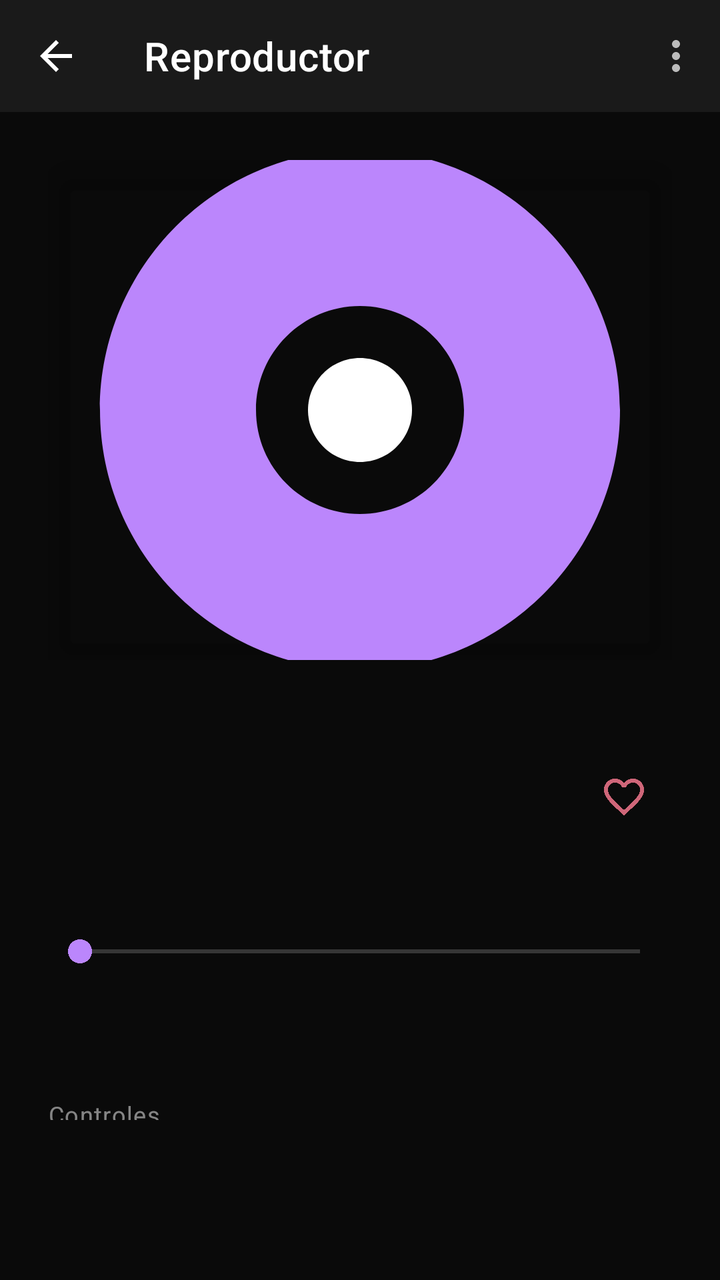
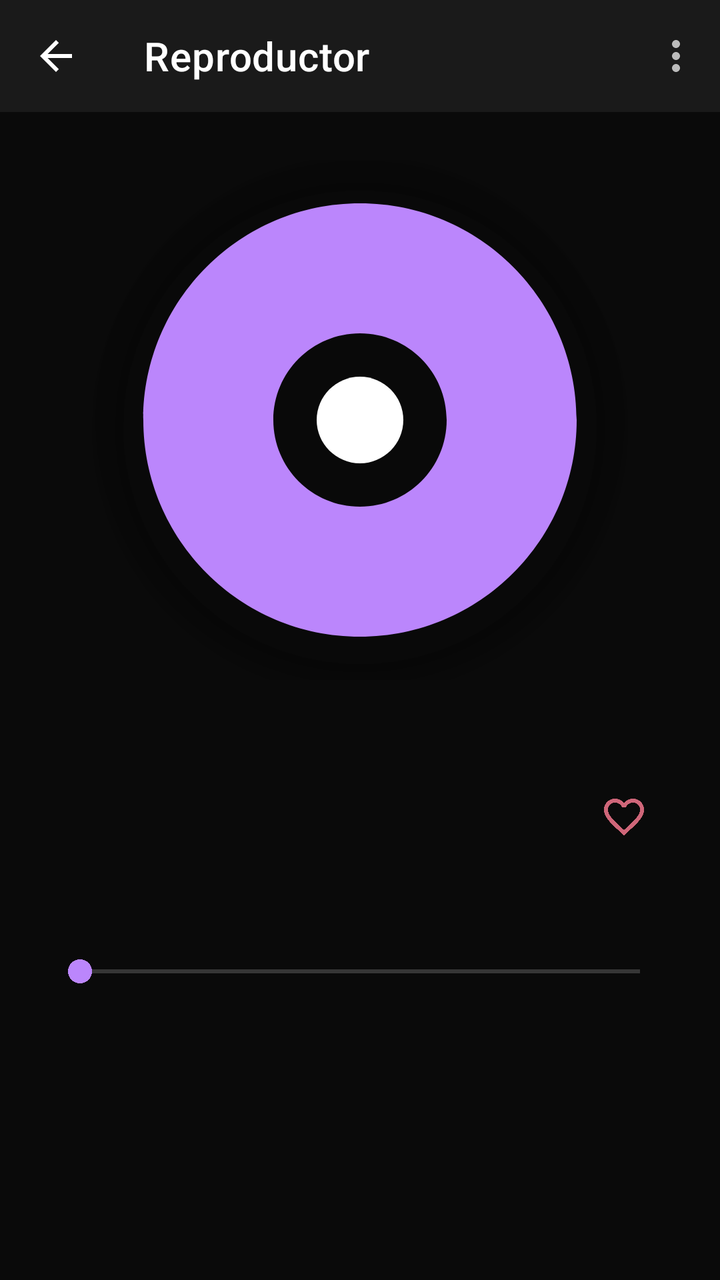

The first picture is an Android layout as it rendered before a commit; the second is the same layout after the commit. The layout source and the unified diff follow.
<!-- AndroidManifest.xml: activity theme Theme.Music1 -->
<!-- res/layout/activity_reproductor_local.xml -->
<?xml version="1.0" encoding="utf-8"?>
<androidx.coordinatorlayout.widget.CoordinatorLayout
    xmlns:android="http://schemas.android.com/apk/res/android"
    xmlns:app="http://schemas.android.com/apk/res-auto"
    android:layout_width="match_parent"
    android:layout_height="match_parent"
    android:background="@color/fondo_principal">

    
    <com.google.android.material.appbar.MaterialToolbar
        android:id="@+id/toolbar"
        android:layout_width="match_parent"
        android:layout_height="?attr/actionBarSize"
        android:background="@color/fondo_secundario"
        app:navigationIcon="@drawable/ic_arrow_back"
        app:title="Reproductor"
        app:titleTextColor="@color/texto_primario"
        app:menu="@menu/menu_reproductor"
        app:popupTheme="@style/ThemeOverlay.MaterialComponents.Dark" />

    <androidx.core.widget.NestedScrollView
        android:id="@+id/nestedScrollView"
        android:layout_width="match_parent"
        android:layout_height="match_parent"
        android:fillViewport="true"
        android:paddingBottom="80dp"
        android:layout_marginTop="?attr/actionBarSize"
        app:layout_anchorGravity="center">

        <LinearLayout
            android:layout_width="match_parent"
            android:layout_height="wrap_content"
            android:orientation="vertical"
            android:padding="@dimen/spacing_m">

            
            <FrameLayout
                android:layout_width="match_parent"
                android:layout_height="250dp"
                android:layout_marginBottom="@dimen/spacing_l">

                <androidx.cardview.widget.CardView
                    android:layout_width="match_parent"
                    android:layout_height="match_parent"
                    android:layout_gravity="center"
                    app:cardBackgroundColor="@android:color/transparent"
                    app:cardCornerRadius="16dp"
                    app:cardElevation="@dimen/elevation_high">

                    <ImageView
                        android:id="@+id/albumCover"
                        android:layout_width="match_parent"
                        android:layout_height="match_parent"
                        android:scaleType="centerCrop"
                        android:src="@drawable/ic_disco" />
                </androidx.cardview.widget.CardView>
            </FrameLayout>

            
            <RelativeLayout
                android:layout_width="match_parent"
                android:layout_height="wrap_content"
                android:layout_marginBottom="@dimen/spacing_l">

                <LinearLayout
                    android:id="@+id/infoContainer"
                    android:layout_width="match_parent"
                    android:layout_height="wrap_content"
                    android:layout_alignParentStart="true"
                    android:layout_toLeftOf="@+id/favButton"
                    android:orientation="vertical">

                    <TextView
                        android:id="@+id/songTitle"
                        style="@style/Text.H1"
                        android:layout_width="wrap_content"
                        android:layout_height="wrap_content"
                        android:ellipsize="end"
                        android:maxLines="1" />

                    <TextView
                        android:id="@+id/songArtist"
                        style="@style/Text.Body"
                        android:layout_width="wrap_content"
                        android:layout_height="wrap_content"
                        android:layout_marginTop="@dimen/spacing_xs"
                        android:ellipsize="end"
                        android:maxLines="1" />
                </LinearLayout>

                <ImageButton
                    android:id="@+id/favButton"
                    android:layout_width="48dp"
                    android:layout_height="48dp"
                    android:layout_alignParentEnd="true"
                    android:layout_centerVertical="true"
                    android:background="?selectableItemBackgroundBorderless"
                    android:padding="@dimen/spacing_xs"
                    android:src="@drawable/ic_favorite_border"
                    android:tint="@color/destello_favorito" />
            </RelativeLayout>

            
            <LinearLayout
                android:layout_width="match_parent"
                android:layout_height="wrap_content"
                android:layout_marginBottom="@dimen/spacing_m"
                android:orientation="vertical">

                <SeekBar
                    android:id="@+id/seekBar"
                    android:layout_width="match_parent"
                    android:layout_height="wrap_content"
                    android:progressTint="@color/accento_principal"
                    android:thumbTint="@color/accento_principal" />

                <RelativeLayout
                    android:layout_width="match_parent"
                    android:layout_height="wrap_content">

                    <TextView
                        android:id="@+id/currentTime"
                        style="@style/Text.Caption"
                        android:layout_width="wrap_content"
                        android:layout_height="wrap_content"
                        android:layout_alignParentStart="true" />

                    <TextView
                        android:id="@+id/totalTime"
                        style="@style/Text.Caption"
                        android:layout_width="wrap_content"
                        android:layout_height="wrap_content"
                        android:layout_alignParentEnd="true" />
                </RelativeLayout>
            </LinearLayout>

            
            <TextView
                android:layout_width="match_parent"
                android:layout_height="wrap_content"
                android:text="Controles"
                style="@style/Text.Caption"
                android:layout_marginBottom="@dimen/spacing_s"
                android:layout_marginTop="@dimen/spacing_m" />

            <HorizontalScrollView
                android:layout_width="match_parent"
                android:layout_height="wrap_content"
                android:layout_marginBottom="@dimen/spacing_l"
                android:paddingHorizontal="@dimen/spacing_s"
                android:scrollbars="none">

                <LinearLayout
                    android:layout_width="wrap_content"
                    android:layout_height="wrap_content"
                    android:orientation="horizontal"
                    android:gravity="center_vertical"
                    android:paddingVertical="@dimen/spacing_xs"
                    android:paddingHorizontal="@dimen/spacing_s">

                    <androidx.cardview.widget.CardView
                        android:layout_width="56dp"
                        android:layout_height="56dp"
                        android:layout_marginEnd="@dimen/spacing_s"
                        app:cardCornerRadius="28dp"
                        app:cardElevation="@dimen/elevation_medium"
                        app:cardBackgroundColor="@color/fondo_secundario">

                        <ImageButton
                            android:id="@+id/shuffleButton"
                            android:layout_width="match_parent"
                            android:layout_height="match_parent"
                            android:src="@drawable/ic_shuffle"
                            android:background="?selectableItemBackgroundBorderless"
                            android:tint="@color/texto_secundario"
                            android:padding="@dimen/spacing_xs"
                            android:alpha="0.5" />
                    </androidx.cardview.widget.CardView>

                    <androidx.cardview.widget.CardView
                        android:layout_width="64dp"
                        android:layout_height="64dp"
                        android:layout_marginEnd="@dimen/spacing_s"
                        app:cardCornerRadius="32dp"
                        app:cardElevation="@dimen/elevation_medium"
                        app:cardBackgroundColor="@color/fondo_secundario">

                        <ImageButton
                            android:id="@+id/prevButton"
                            android:layout_width="match_parent"
                            android:layout_height="match_parent"
                            android:src="@drawable/ic_skip_previous"
                            android:background="?selectableItemBackgroundBorderless"
                            android:tint="@color/texto_primario"
                            android:padding="@dimen/spacing_xs" />
                    </androidx.cardview.widget.CardView>

                    <androidx.cardview.widget.CardView
                        android:layout_width="80dp"
                        android:layout_height="80dp"
                        android:layout_marginEnd="@dimen/spacing_s"
                        app:cardCornerRadius="40dp"
                        app:cardElevation="@dimen/elevation_high"
                        app:cardBackgroundColor="@color/accento_principal">

                        <ImageButton
                            android:id="@+id/playPauseButton"
                            android:layout_width="match_parent"
                            android:layout_height="match_parent"
                            android:src="@drawable/ic_play"
                            android:background="?selectableItemBackgroundBorderless"
                            android:tint="@color/fondo_principal"
                            android:scaleType="center"
                            android:padding="@dimen/spacing_s" />
                    </androidx.cardview.widget.CardView>

                    <androidx.cardview.widget.CardView
                        android:layout_width="64dp"
                        android:layout_height="64dp"
                        android:layout_marginEnd="@dimen/spacing_s"
                        app:cardCornerRadius="32dp"
                        app:cardElevation="@dimen/elevation_medium"
                        app:cardBackgroundColor="@color/fondo_secundario">

                        <ImageButton
                            android:id="@+id/nextButton"
                            android:layout_width="match_parent"
                            android:layout_height="match_parent"
                            android:src="@drawable/ic_skip_next"
                            android:background="?selectableItemBackgroundBorderless"
                            android:tint="@color/texto_primario"
                            android:padding="@dimen/spacing_xs" />
                    </androidx.cardview.widget.CardView>

                    <androidx.cardview.widget.CardView
                        android:layout_width="56dp"
                        android:layout_height="56dp"
                        android:layout_marginEnd="@dimen/spacing_s"
                        app:cardCornerRadius="28dp"
                        app:cardElevation="@dimen/elevation_medium"
                        app:cardBackgroundColor="@color/fondo_secundario">

                        <ImageButton
                            android:id="@+id/repeatButton"
                            android:layout_width="match_parent"
                            android:layout_height="match_parent"
                            android:src="@drawable/ic_repeat"
                            android:background="?selectableItemBackgroundBorderless"
                            android:tint="@color/texto_secundario"
                            android:padding="@dimen/spacing_xs"
                            android:alpha="0.5" />
                    </androidx.cardview.widget.CardView>

                    <androidx.cardview.widget.CardView
                        android:layout_width="56dp"
                        android:layout_height="56dp"
                        android:layout_marginEnd="@dimen/spacing_s"
                        app:cardCornerRadius="28dp"
                        app:cardElevation="@dimen/elevation_medium"
                        app:cardBackgroundColor="@color/fondo_secundario">

                        <ImageButton
                            android:id="@+id/eqButton"
                            android:layout_width="match_parent"
                            android:layout_height="match_parent"
                            android:src="@drawable/ic_equalizer"
                            android:background="?selectableItemBackgroundBorderless"
                            android:tint="@color/texto_secundario"
                            android:padding="@dimen/spacing_xs" />
                    </androidx.cardview.widget.CardView>

                </LinearLayout>
            </HorizontalScrollView>

            
            <LinearLayout
                android:layout_width="match_parent"
                android:layout_height="wrap_content"
                android:orientation="vertical">

                <TextView
                    style="@style/Text.Caption"
                    android:layout_width="wrap_content"
                    android:layout_height="wrap_content"
                    android:layout_marginBottom="@dimen/spacing_s"
                    android:text="PRÓXIMAS CANCIONES" />

                <androidx.recyclerview.widget.RecyclerView
                    android:id="@+id/playlistRecyclerView"
                    android:layout_width="match_parent"
                    android:layout_height="wrap_content"
                    android:nestedScrollingEnabled="false" />
            </LinearLayout>

        </LinearLayout>
    </androidx.core.widget.NestedScrollView>
</androidx.coordinatorlayout.widget.CoordinatorLayout>
<!-- resources referenced by this layout -->
<resources>
  <color name="accento_principal">#BB86FC</color>
  <color name="destello_favorito">#CF6679</color>
  <color name="fondo_principal">#0A0A0A</color>
  <color name="fondo_secundario">#1A1A1A</color>
  <color name="texto_primario">#FFFFFF</color>
  <color name="texto_secundario">#B3FFFFFF</color>
  <dimen name="elevation_high">8dp</dimen>
  <dimen name="elevation_medium">4dp</dimen>
  <dimen name="spacing_l">32dp</dimen>
  <dimen name="spacing_m">24dp</dimen>
  <dimen name="spacing_s">16dp</dimen>
  <dimen name="spacing_xs">8dp</dimen>
  <!-- drawable ic_arrow_back (drawable) -->
  <vector xmlns:android="http://schemas.android.com/apk/res/android"
      android:width="24dp"
      android:height="24dp"
      android:viewportWidth="24"
      android:viewportHeight="24">
      <path
          android:fillColor="#FFFFFF"
          android:pathData="M20,11H7.83l5.59,-5.59L12,4l-8,8 8,8 1.41,-1.41L7.83,13H20v-2z"/>
  </vector>
  <!-- drawable ic_equalizer (drawable) -->
  <?xml version="1.0" encoding="utf-8"?>
  <vector xmlns:android="http://schemas.android.com/apk/res/android"
      android:width="24dp"
      android:height="24dp"
      android:viewportWidth="24"
      android:viewportHeight="24">
      <path
          android:fillColor="#FFFFFF"
          android:pathData="M10,20h4V4h-4v16zm-6,0h4v-8H4v8zM16,9v11h4V9h-4z"/>
  </vector>
  <!-- drawable ic_play (drawable) -->
  <?xml version="1.0" encoding="utf-8"?>
  <vector xmlns:android="http://schemas.android.com/apk/res/android"
      android:width="24dp"
      android:height="24dp"
      android:viewportWidth="24"
      android:viewportHeight="24">
      <path
          android:fillColor="#FFFFFF"
          android:pathData="M8,5v14l11,-7z"/>
  </vector>
  <!-- drawable ic_repeat (drawable) -->
  <?xml version="1.0" encoding="utf-8"?>
  <vector xmlns:android="http://schemas.android.com/apk/res/android"
      android:width="24dp"
      android:height="24dp"
      android:viewportWidth="24"
      android:viewportHeight="24">
      <path
          android:fillColor="#FFFFFF"
          android:pathData="M7,7h10v3l4,-4 -4,-4v3H5v6h2V7zm10,10H7v-3l-4,4 4,4v-3h12v-6h-2v4z"/>
  </vector>
  <!-- drawable ic_skip_next (drawable) -->
  <?xml version="1.0" encoding="utf-8"?>
  <vector xmlns:android="http://schemas.android.com/apk/res/android"
      android:width="24dp"
      android:height="24dp"
      android:viewportWidth="24"
      android:viewportHeight="24">
      <path
          android:fillColor="#FFFFFF"
          android:pathData="M6,18l8.5,-6L6,6v12zM16,6v12h2V6h-2z"/>
  </vector>
  <!-- drawable ic_skip_previous (drawable) -->
  <?xml version="1.0" encoding="utf-8"?>
  <vector xmlns:android="http://schemas.android.com/apk/res/android"
      android:width="24dp"
      android:height="24dp"
      android:viewportWidth="24"
      android:viewportHeight="24">
      <path
          android:fillColor="#FFFFFF"
          android:pathData="M6,6h2v12H6zm3.5,6l8.5,6V6z"/>
  </vector>
  <style name="Text.Body" parent="TextAppearance.AppCompat">
          <item name="android:textSize">16sp</item>
          <item name="android:textColor">@color/texto_secundario</item>
          <item name="android:lineSpacingExtra">4sp</item>
      </style>
  <style name="Text.Caption" parent="TextAppearance.AppCompat">
          <item name="android:textSize">12sp</item>
          <item name="android:textColor">@color/texto_terciario</item>
          <item name="android:letterSpacing">0.04</item>
      </style>
  <style name="Text.H1" parent="TextAppearance.AppCompat">
          <item name="android:textSize">32sp</item>
          <item name="android:textStyle">bold</item>
          <item name="android:letterSpacing">-0.02</item>
          <item name="android:textColor">@color/texto_primario</item>
      </style>
  <color name="texto_terciario">#80FFFFFF</color>
  <color name="azul_profundo">#0A1929</color>
  <color name="destello_play">#03DAC6</color>
  <!-- unchanged entries left out for length: 4 -->
</resources>

<!-- the commit's change to res/layout/activity_reproductor_local.xml (unified diff, before → after) -->
@@ -34,27 +34,28 @@
             android:padding="@dimen/spacing_m">
 
             
-            <FrameLayout
-                android:layout_width="match_parent"
-                android:layout_height="250dp"
+            <LinearLayout
+                android:layout_width="match_parent"
+                android:layout_height="wrap_content"
+                android:gravity="center"
                 android:layout_marginBottom="@dimen/spacing_l">
 
                 <androidx.cardview.widget.CardView
-                    android:layout_width="match_parent"
-                    android:layout_height="match_parent"
+                    android:layout_width="260dp"
+                    android:layout_height="260dp"
                     android:layout_gravity="center"
                     app:cardBackgroundColor="@android:color/transparent"
-                    app:cardCornerRadius="16dp"
+                    app:cardCornerRadius="130dp"
                     app:cardElevation="@dimen/elevation_high">
 
                     <ImageView
                         android:id="@+id/albumCover"
-                        android:layout_width="match_parent"
-                        android:layout_height="match_parent"
+                        android:layout_width="260dp"
+                        android:layout_height="260dp"
                         android:scaleType="centerCrop"
                         android:src="@drawable/ic_disco" />
                 </androidx.cardview.widget.CardView>
-            </FrameLayout>
+            </LinearLayout>
 
             
             <RelativeLayout
